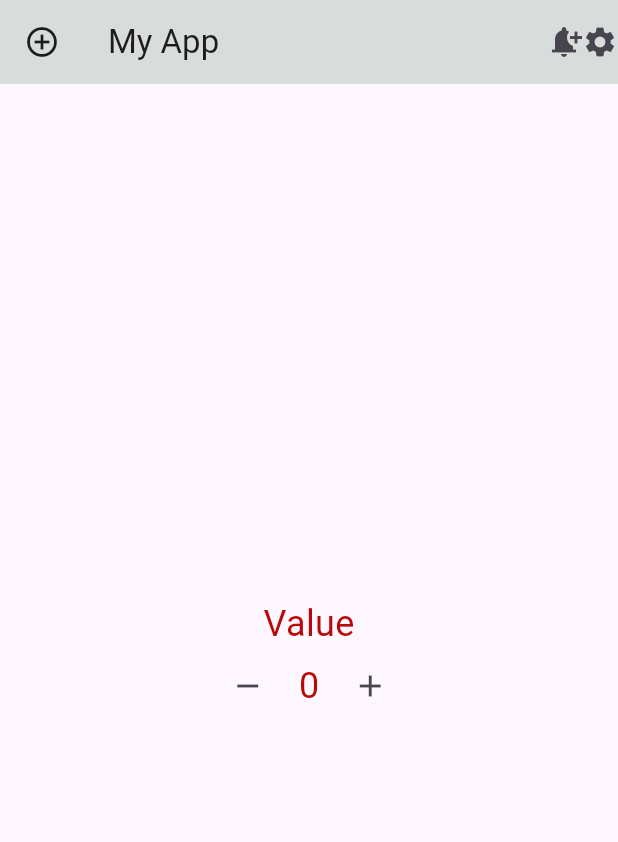
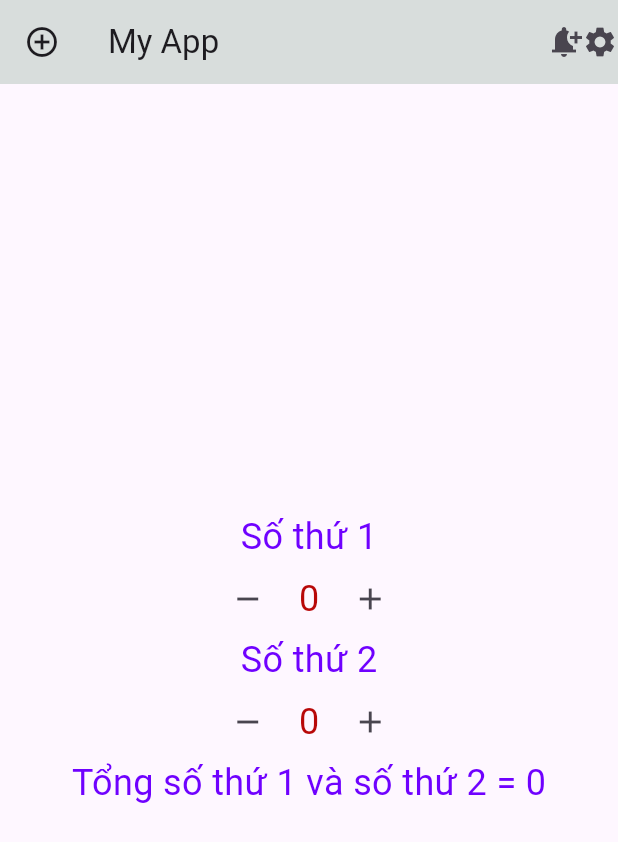
Before and after one commit to NguyenHuy2003/dubggingapp, a Flutter app: the screen it shows after launch, on a phone screen of 412 x 824 dp. Shown: the top 842 px of the screen. Run offline on Flutter 3.47's test engine with Material 3 defaults, Android fonts, the phone set to English and light mode, and no system bars.

Commit message:
update main

```diff
--- a/lib/home_page.dart
+++ b/lib/home_page.dart
@@ -7,7 +7,10 @@ class HomePage extends StatefulWidget {
 }
 
 class _HomePageState extends State<HomePage> {
-  int value = 0;
+  int value_1 = 0;
+  int value_2 = 0;
+
+  int get sum => value_1 + value_2;
 
   @override
   Widget build(BuildContext context) {
@@ -26,10 +29,10 @@ class _HomePageState extends State<HomePage> {
           mainAxisAlignment: MainAxisAlignment.center,
           children: [
             const Text(
-              'Value',
+              'Số thứ 1',
               style: TextStyle(
                 fontSize: 24,
-                color: Color.fromARGB(255, 184, 8, 8),
+                color: Color.fromARGB(255, 111, 1, 255),
               ),
             ),
             Row(
@@ -38,14 +41,14 @@ class _HomePageState extends State<HomePage> {
                 IconButton(
                   onPressed: () {
                     setState(() {
-                      value--;
+                      value_1--;
                     });
                   },
                   icon: const Icon(Icons.remove),
                 ),
                 const SizedBox(width: 10),
                 Text(
-                  '$value',
+                  '$value_1',
                   style: const TextStyle(
                     fontSize: 24,
                     color: Color.fromARGB(255, 184, 8, 8),
@@ -55,13 +58,57 @@ class _HomePageState extends State<HomePage> {
                 IconButton(
                   onPressed: () {
                     setState(() {
-                      value++;
+                      value_1++;
                     });
                   },
                   icon: const Icon(Icons.add),
                 ),
               ],
-            )
+            ),
+            const Text(
+              'Số thứ 2',
+              style: TextStyle(
+                fontSize: 24,
+                color: Color.fromARGB(255, 111, 1, 255),
+              ),
+            ),
+            Row(
+              mainAxisAlignment: MainAxisAlignment.center,
+              children: [
+                IconButton(
+                  onPressed: () {
+                    setState(() {
+                      value_2--;
+                    });
+                  },
+                  icon: const Icon(Icons.remove),
+                ),
+                const SizedBox(width: 10),
+                Text(
+                  '$value_2',
+                  style: const TextStyle(
+                    fontSize: 24,
+                    color: Color.fromARGB(255, 184, 8, 8),
+                  ),
+                ),
+                const SizedBox(width: 10),
+                IconButton(
+                  onPressed: () {
+                    setState(() {
+                      value_2++;
+                    });
+                  },
+                  icon: const Icon(Icons.add),
+                ),
+              ],
+            ),
+            Text(
+              'Tổng số thứ 1 và số thứ 2 = $sum',
+              style: const TextStyle(
+                fontSize: 24,
+                color: Color.fromARGB(255, 111, 1, 255),
+              ),
+            ),
           ],
         ),
       ),
```
